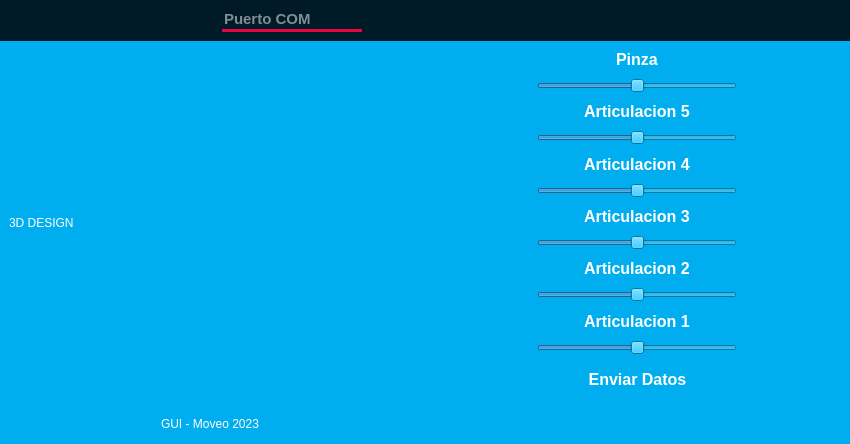
Qt form form.ui (LucasZds/Moveo-Control-GUI) before a commit.
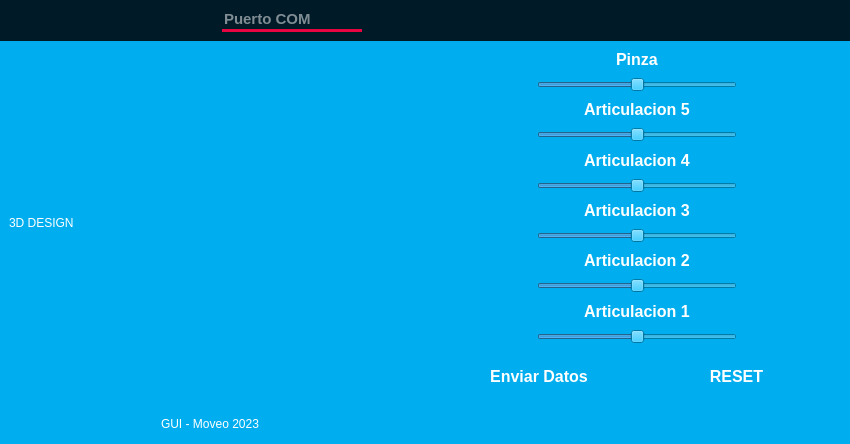
The same form after that commit. Icons and pictures are not drawn.

Commit message: se agrega reset y márgenes en cámara

The edit to the form file:
```diff
--- a/form.ui
+++ b/form.ui
@@ -1382,6 +1382,15 @@
                        </widget>
                       </item>
                       <item>
+                       <widget class="QFrame" name="frame_19">
+                        <property name="frameShape">
+                         <enum>QFrame::StyledPanel</enum>
+                        </property>
+                        <property name="frameShadow">
+                         <enum>QFrame::Raised</enum>
+                        </property>
+                        <layout class="QHBoxLayout" name="horizontalLayout_11">
+                         <item>
                        <widget class="QPushButton" name="pushButtonpara">
                         <property name="font">
                          <font>
@@ -1404,13 +1413,19 @@
                        </widget>
                       </item>
                       <item>
-                       <widget class="QFrame" name="frame_19">
-                        <property name="frameShape">
-                         <enum>QFrame::StyledPanel</enum>
-                        </property>
-                        <property name="frameShadow">
-                         <enum>QFrame::Raised</enum>
-                        </property>
+                          <widget class="QPushButton" name="pushButtonres">
+                           <property name="font">
+                            <font>
+                             <pointsize>12</pointsize>
+                             <bold>true</bold>
+                            </font>
+                           </property>
+                           <property name="text">
+                            <string>RESET</string>
+                           </property>
+                          </widget>
+                         </item>
+                        </layout>
                        </widget>
                       </item>
                      </layout>
```
Lines whose indentation alone changed are shown as unchanged. The commit also changes 4 other files.
